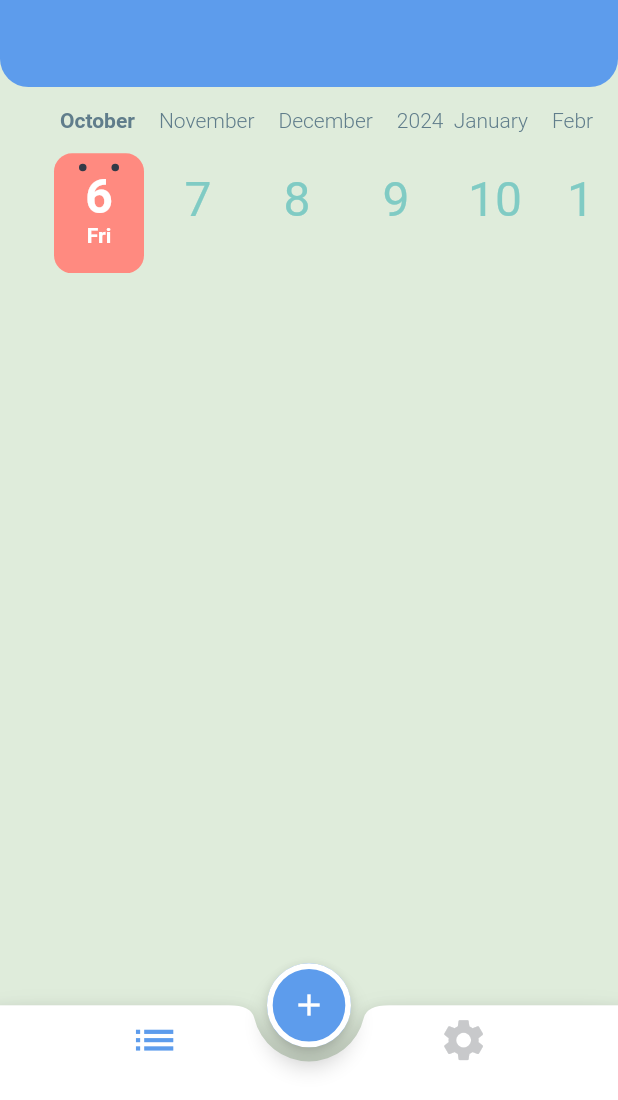
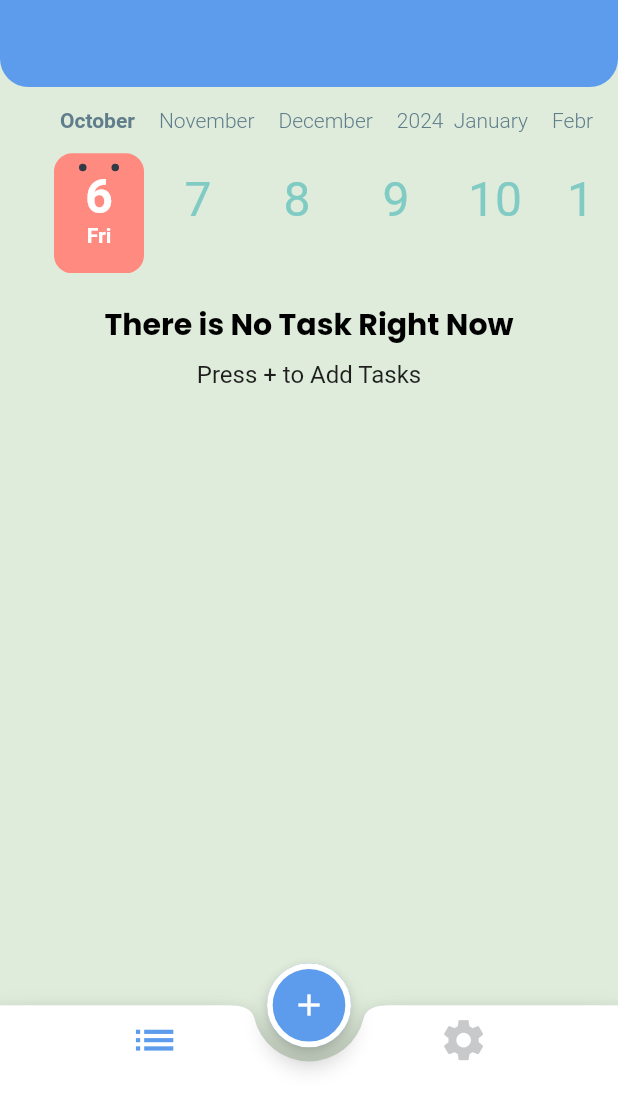
Before and after one commit to heshamgasser/todo_list, a Flutter app: the screen it shows after launch, on a phone screen of 412 x 824 dp, the part 136-1236 px from its top. Run offline on Flutter 3.47's test engine with Material 2 defaults, Android fonts, the phone set to English and light mode, and no system bars; drawn by our look-alikes of calendar_timeline; our stand-ins replace cloud_firestore, firebase_core, flutter_screenutil, flutter_slidable, google_fonts, shared_preferences; accounts and stored records are empty; generated files the repository leaves out were written again.

Commit message:
complete firebase Fuction

```diff
--- a/lib/network/remote/firebase_function.dart
+++ b/lib/network/remote/firebase_function.dart
@@ -12,15 +12,24 @@ class FirebaseFunctions {
         );
   }
 
-  static void addTaskToFireStore(TaskModel task) async{
+  static Future<void> addTaskToFireStore(TaskModel task) async {
     var collection = getCollection();
     var docRef = collection.doc();
     task.id = docRef.id;
-     docRef.set(task);
+    docRef.set(task);
   }
 
-  static Future<QuerySnapshot<TaskModel>> getTaskFromFireStore() {
+  static Stream<QuerySnapshot<TaskModel>> getTaskFromFireStore(DateTime selectedDate) {
     var collection = getCollection();
-     return collection.get();
+    return collection.where('date', isEqualTo: selectedDate.microsecondsSinceEpoch).snapshots();
   }
+
+  static Future<void> deleteTaskFromFireBase(String id) {
+   return getCollection().doc(id).delete();
+  }
+
+  static Future<void> updateTaskInFireBase(String id, TaskModel updatedTask) {
+    return getCollection().doc(id).update(updatedTask.toJson());
+  }
+
 }
--- /dev/null
+++ b/lib/provider/edit_task_provider.dart
@@ -0,0 +1,22 @@
+import 'package:flutter/material.dart';
+import 'package:todo/models/task_model.dart';
+
+class EditTaskProvider extends ChangeNotifier{
+
+  TextEditingController updatedTitle = TextEditingController();
+  TextEditingController updatedDescription = TextEditingController();
+
+  DateTime? date = DateUtils.dateOnly(DateTime.now());
+  TimeOfDay? time = TimeOfDay.now();
+
+  // void updatedTaskData (TaskModel taskModel){
+  //   updatedTitle.text = taskModel.title;
+  //   updatedDescription.text = taskModel.description;
+  //   date = taskModel.date
+  //
+  //
+  // }
+
+
+
+}
--- a/lib/tabs/task_tabs.dart
+++ b/lib/tabs/task_tabs.dart
@@ -1,25 +1,33 @@
 import 'package:calendar_timeline/calendar_timeline.dart';
 import 'package:flutter/material.dart';
 import 'package:flutter_screenutil/flutter_screenutil.dart';
+import 'package:provider/provider.dart';
 import 'package:todo/network/remote/firebase_function.dart';
+import 'package:todo/provider/add_task_provider.dart';
 import 'package:todo/widgets/tasks_widget/task_widget.dart';
 
 class TasksTab extends StatelessWidget {
   @override
   Widget build(BuildContext context) {
+    return ChangeNotifierProvider(
+      create: (context) => AddTaskProvider(),
+      builder: (context, child) {
+        var pro = Provider.of<AddTaskProvider>(context);
         return Padding(
           padding: EdgeInsets.symmetric(horizontal: 16.w, vertical: 15.h),
           child: Column(
             children: [
               CalendarTimeline(
-            initialDate: DateTime.now(),
+                initialDate: pro.tabSelectedDate,
                 firstDate: DateTime.now().subtract(
                   Duration(days: 365 * 2),
                 ),
                 lastDate: DateTime.now().add(
                   Duration(days: 365 * 2),
                 ),
-            onDateSelected: (date) => print(date),
+                onDateSelected: (date) {
+                  pro.changeTabDate(date);
+                },
                 leftMargin: 20,
                 monthColor: Colors.blueGrey,
                 dayColor: Colors.teal[200],
@@ -30,8 +38,9 @@ class TasksTab extends StatelessWidget {
                 locale: 'en_ISO',
               ),
               SizedBox(height: 20.h),
-          FutureBuilder(
-            future: FirebaseFunctions.getTaskFromFireStore(),
+              StreamBuilder(
+                stream:
+                    FirebaseFunctions.getTaskFromFireStore(pro.tabSelectedDate),
                 builder: (context, snapshot) {
                   if (snapshot.connectionState == ConnectionState.waiting) {
                     return Center(child: CircularProgressIndicator());
@@ -44,15 +53,30 @@ class TasksTab extends StatelessWidget {
                       ),
                     );
                   }
-              var tasks  = snapshot.data?.docs.map((e) => e.data()).toList() ?? [];
-              return Expanded(
+
+                  var tasks =
+                      snapshot.data?.docs.map((e) => e.data()).toList() ?? [];
+                  return tasks.isEmpty
+                      ? Column(
+                    mainAxisAlignment: MainAxisAlignment.center,
+                          children: [
+                            Text(
+                              'There is No Task Right Now',
+                              style: Theme.of(context).textTheme.displayLarge,
+                            ),
+                            SizedBox(height: 10.h),
+                            Text('Press + to Add Tasks',
+                                style: Theme.of(context).textTheme.titleMedium)
+                          ],
+                        )
+                      : Expanded(
                           child: ListView.separated(
                             itemBuilder: (context, index) {
                               return TaskItem(tasks[index]);
                             },
                             separatorBuilder: (context, index) {
                               return SizedBox(
-                      height: 44.h,
+                                height: 22 .h,
                               );
                             },
                             itemCount: tasks.length,
@@ -63,5 +87,7 @@ class TasksTab extends StatelessWidget {
             ],
           ),
         );
+      },
+    );
   }
 }
--- a/pubspec.yaml
+++ b/pubspec.yaml
@@ -46,6 +46,7 @@ dependencies:
   firebase_core: ^2.16.0
   cloud_firestore: ^4.9.2
   awesome_dialog: ^3.1.0
+  flutter_slidable: ^3.0.0
 
 dev_dependencies:
   flutter_test:
```
Also changed, not shown: lib/provider/add_task_provider.dart (+11 -2 lines), lib/widgets/tasks_widget/edit_task_widget.dart (added, +118 -0 lines), lib/widgets/tasks_widget/task_widget.dart (+51 -7 lines), pubspec.lock. Lines whose indentation alone changed are shown as unchanged.
